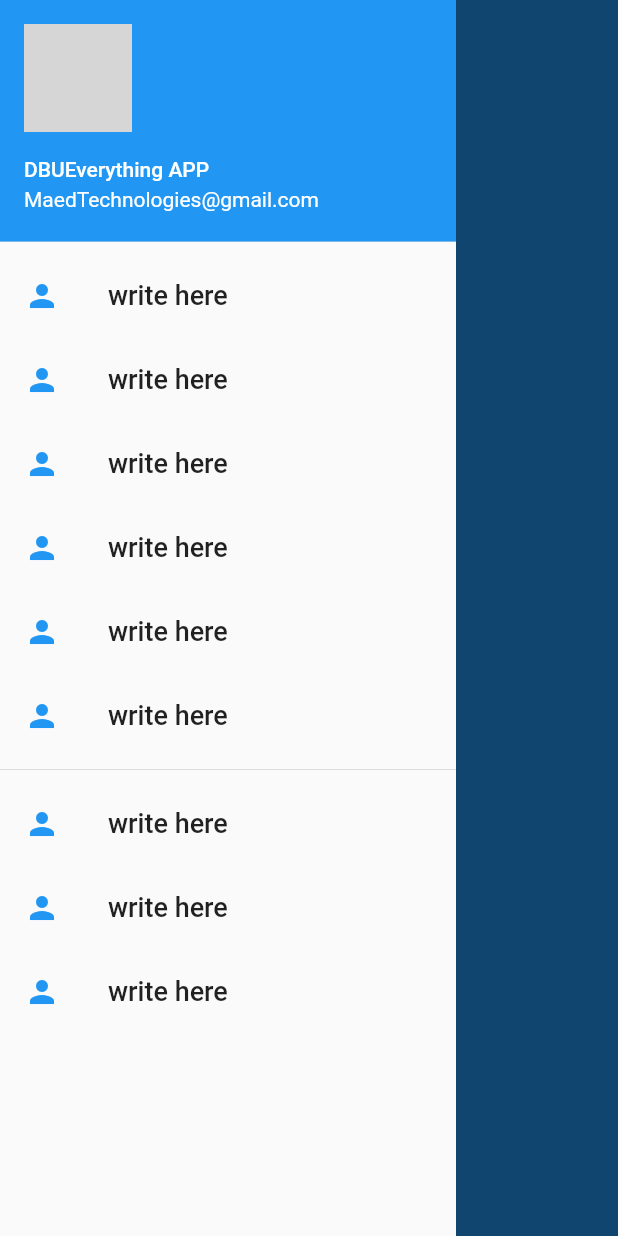
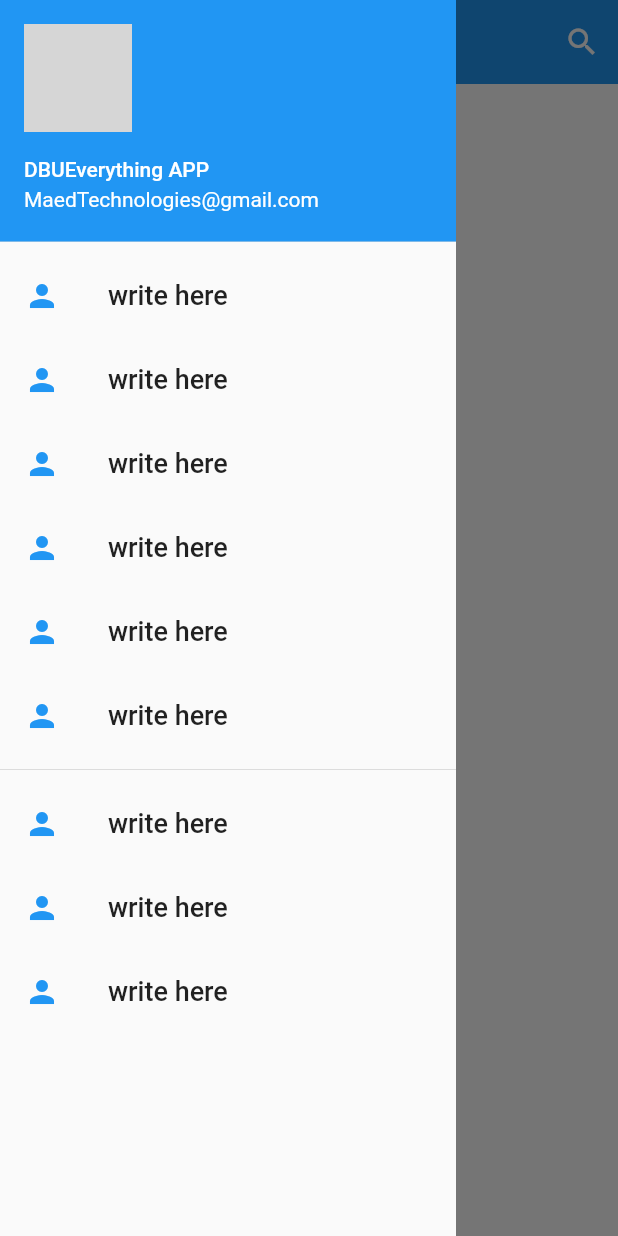
Before and after one commit to MaedTech/DBU-Everthings, a Flutter app: the screen it shows after launch, with the side drawer open, on a phone screen of 412 x 824 dp. Run offline on Flutter 3.47's test engine with Material 2 defaults, Android fonts, the phone set to English and light mode, and no system bars; our stand-ins replace google_maps_flutter; grey boxes are pictures that could not be loaded.

Commit message:
search icon on the app bar app #165

```diff
--- a/lib/Notification.dart
+++ b/lib/Notification.dart
@@ -161,9 +161,13 @@ class _DbuEvethingNotState extends State<DbuEvethingNot> {
       ),
       appBar: AppBar(
         elevation: 0,
+        actions: <Widget>[
+          IconButton(
+              icon: Icon(Icons.search, color: Colors.white,), onPressed: null, )
+        ],
 
       ),
-        backgroundColor: Colors.blue,
+        backgroundColor: Colors.white,
     );
   }
 }
```
